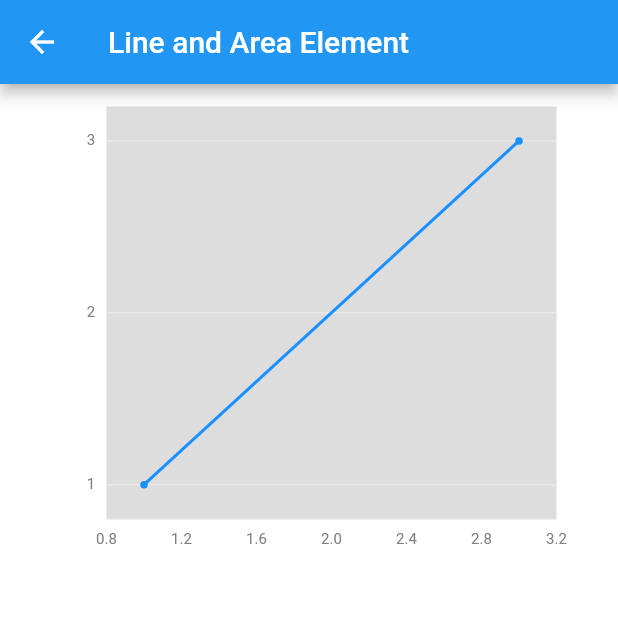
After one commit to entronad/graphic, a Flutter app: the screen it shows after launch, after a tap on "Test", on a phone screen of 412 x 824 dp, the top half of it. The commit adds this screen. Run offline on Flutter 3.47's test engine with Material 2 defaults, Android fonts, the phone set to English and light mode, and no system bars; our stand-ins replace path_drawing.

Commit message:
allow plotting of null values

```diff
--- a/example/lib/main.dart
+++ b/example/lib/main.dart
@@ -1,12 +1,13 @@
 import 'package:flutter/material.dart';
+import 'package:graphic_example/pages/test.dart';
 
 import 'home.dart';
+import 'pages/bigdata.dart';
+import 'pages/echarts.dart';
+import 'pages/interaction_channel_dynamic.dart';
 import 'pages/interval.dart';
 import 'pages/line_area_point.dart';
 import 'pages/polygon_custom.dart';
-import 'pages/interaction_channel_dynamic.dart';
-import 'pages/bigdata.dart';
-import 'pages/echarts.dart';
 // import 'pages/debug.dart';
 
 final routes = {
@@ -18,6 +19,7 @@ final routes = {
       const InteractionChannelDynamicPage(),
   '/examples/Bigdata': (context) => BigdataPage(),
   '/examples/Echarts': (context) => EchartsPage(),
+  '/examples/Test': (context) => TestPage(),
   // '/examples/Debug': (context) => DebugPage(),
 };
 
--- /dev/null
+++ b/example/lib/pages/test.dart
@@ -0,0 +1,61 @@
+import 'package:flutter/material.dart';
+import 'package:graphic/graphic.dart';
+import 'package:intl/intl.dart';
+
+final _monthDayFormat = DateFormat('MM-dd');
+
+class TestPage extends StatelessWidget {
+  TestPage({Key? key}) : super(key: key);
+
+  final GlobalKey<ScaffoldState> _scaffoldKey = GlobalKey<ScaffoldState>();
+
+  @override
+  Widget build(BuildContext context) {
+    return Scaffold(
+      key: _scaffoldKey,
+      appBar: AppBar(
+        title: const Text('Line and Area Element'),
+      ),
+      backgroundColor: Colors.white,
+      body: SingleChildScrollView(
+        child: Center(
+          child: Column(
+            children: <Widget>[
+              Container(
+                margin: const EdgeInsets.only(top: 10),
+                width: 350,
+                height: 300,
+                child: Chart<Map<String, num>>(
+                  data: const [
+                    {'a': 1, 'b': 1},
+                    {'a': 2},
+                    {'a': 3, 'b': 3}
+                  ],
+                  variables: {
+                    'a': Variable<Map<String, num>, num>(
+                      accessor: (Map<String, num> datum) =>
+                          datum['a'] ?? double.nan,
+                    ),
+                    'b': Variable<Map<String, num>, num>(
+                        accessor: (Map<String, num> datum) =>
+                            datum['b'] ?? double.nan,
+                        scale: LinearScale(ticks: [0, 1, 2, 3, 4])),
+                  },
+                  elements: [
+                    LineElement(position: Varset('a') * Varset('b')),
+                    PointElement(position: Varset('a') * Varset('b')),
+                  ],
+                  coord: RectCoord(color: const Color(0xffdddddd)),
+                  axes: [
+                    Defaults.horizontalAxis,
+                    Defaults.verticalAxis,
+                  ],
+                ),
+              ),
+            ],
+          ),
+        ),
+      ),
+    );
+  }
+}
--- a/lib/src/shape/line.dart
+++ b/lib/src/shape/line.dart
@@ -1,14 +1,14 @@
-import 'package:graphic/src/util/collection.dart';
 import 'package:flutter/painting.dart';
 import 'package:graphic/src/common/label.dart';
 import 'package:graphic/src/coord/coord.dart';
 import 'package:graphic/src/dataflow/tuple.dart';
 import 'package:graphic/src/geom/line.dart';
 import 'package:graphic/src/graffiti/figure.dart';
+import 'package:graphic/src/util/collection.dart';
 import 'package:graphic/src/util/path.dart';
 
+import 'function.dart';
 import 'util/render_basic_item.dart';
-import 'function.dart';
 
 /// The shape for the line element.
 ///
@@ -77,9 +77,6 @@ class BasicLineShape extends LineShape {
         final point = coord.convert(item.position.last);
         currentSegment.add(point);
         labels[item] = point;
-      } else if (currentSegment.isNotEmpty) {
-        segments.add(currentSegment);
-        currentSegment = [];
       }
     }
     if (currentSegment.isNotEmpty) {
--- a/lib/src/shape/point.dart
+++ b/lib/src/shape/point.dart
@@ -5,8 +5,8 @@ import 'package:graphic/src/dataflow/tuple.dart';
 import 'package:graphic/src/geom/point.dart';
 import 'package:graphic/src/graffiti/figure.dart';
 
+import 'function.dart';
 import 'util/render_basic_item.dart';
-import 'function.dart';
 
 /// The shape for the point element.
 ///
@@ -107,6 +107,11 @@ class CircleShape extends PointShapeBase {
   @override
   Path path(Aes item, CoordConv coord) {
     final point = coord.convert(item.position.last);
+
+    if (!point.dx.isFinite || !point.dy.isFinite) {
+      return Path();
+    }
+
     final size = item.size ?? defaultSize;
     return Path()
       ..addOval(Rect.fromCenter(
```
